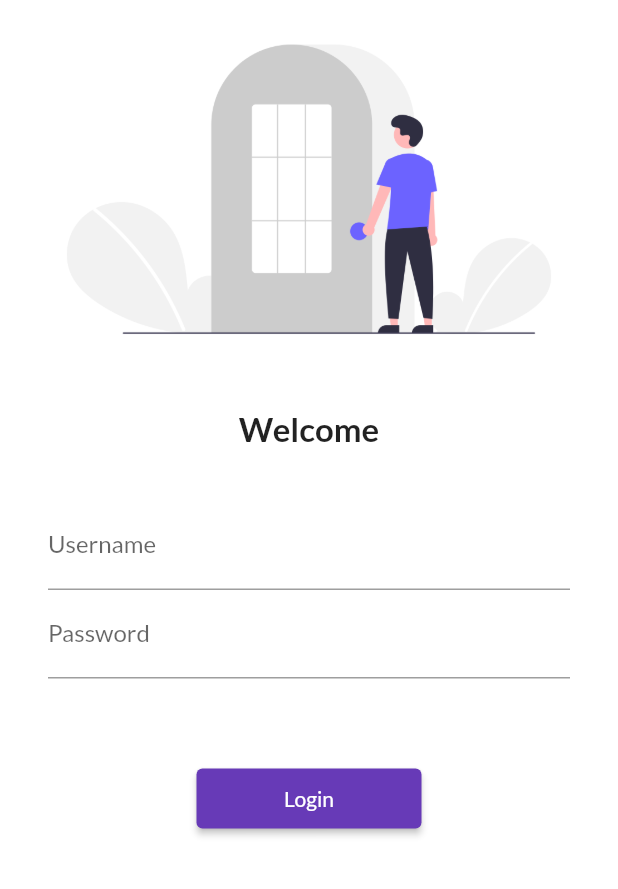
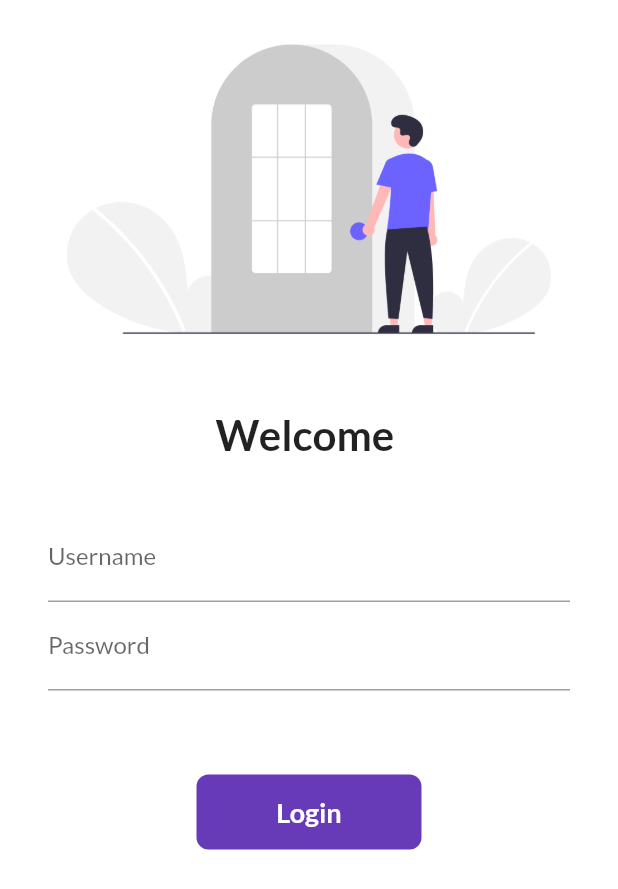
Before and after one commit to krishporwal14/30DaysOfFlutter, a Flutter app: the screen it shows after launch, on a phone screen of 412 x 824 dp. Shown: the top 889 px of the screen. Run offline on Flutter 3.47's test engine with Material 2 defaults, Android fonts, the phone set to English and light mode, and no system bars; our stand-ins replace google_fonts.

Commit message:
Day 6 Completed

```diff
--- a/lib/pages/login_page.dart
+++ b/lib/pages/login_page.dart
@@ -3,7 +3,14 @@
 import 'package:flutter/material.dart';
 import 'package:test/utils/routes.dart';
 
-class LoginPage extends StatelessWidget {
+class LoginPage extends StatefulWidget {
+  @override
+  State<LoginPage> createState() => _LoginPageState();
+}
+
+class _LoginPageState extends State<LoginPage> {
+  String name = "";
+  bool changeButton = false;
   @override
   Widget build(BuildContext context) {
     return Material(
@@ -19,9 +26,9 @@ class LoginPage extends StatelessWidget {
               height: 20.0,
             ),
             Text(
-              "Welcome",
+              "Welcome $name",
               style: TextStyle(
-                fontSize: 22,
+                fontSize: 28,
                 fontWeight: FontWeight.bold,
               ),
             ),
@@ -38,6 +45,10 @@ class LoginPage extends StatelessWidget {
                       hintText: "Enter Username",
                       labelText: "Username",
                     ),
+                    onChanged: (value) {
+                      name = value;
+                      setState(() {});
+                    },
                   ),
                   TextFormField(
                     obscureText: true,
@@ -52,15 +63,43 @@ class LoginPage extends StatelessWidget {
             SizedBox(
               height: 40.0,
             ),
-            ElevatedButton(
-              child: Text(
-                "Login",
-              ),
-              style: TextButton.styleFrom(minimumSize: Size(150, 40)),
-              onPressed: () {
+            InkWell(
+              onTap: () async {
+                setState(() {
+                  changeButton = true;
+                });
+                await Future.delayed(Duration(seconds: 1));
                 Navigator.pushNamed(context, MyRoutes.homeRoute);
               },
+              child: AnimatedContainer(
+                duration: Duration(seconds: 1),
+                width: changeButton ? 50 : 150,
+                height: 50,
+                alignment: Alignment.center,
+                child: changeButton
+                ? Icon(Icons.done, color: Colors.white)
+                : Text(
+                  "Login",
+                  style: TextStyle(
+                    color: Colors.white,
+                    fontWeight: FontWeight.bold,
+                    fontSize: 18,
+                  ),
+                ),
+                decoration: BoxDecoration(
+                    color: Colors.deepPurple,
+                    borderRadius: changeButton ? BorderRadius.circular(50) : BorderRadius.circular(8)),
+              ),
             ),
+            // ElevatedButton(
+            //   child: Text(
+            //     "Login",
+            //   ),
+            //   style: TextButton.styleFrom(minimumSize: Size(150, 40)),
+            //   onPressed: () {
+            //     Navigator.pushNamed(context, MyRoutes.homeRoute);
+            //   },
+            // ),
             SizedBox(
               height: 40.0,
             ),
```
